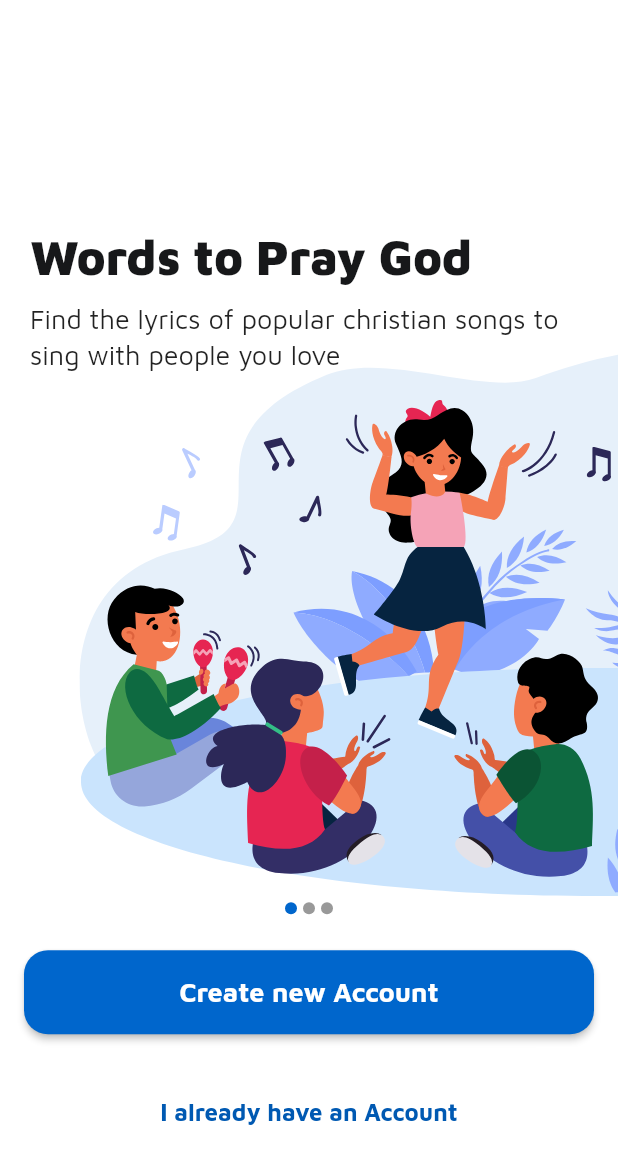
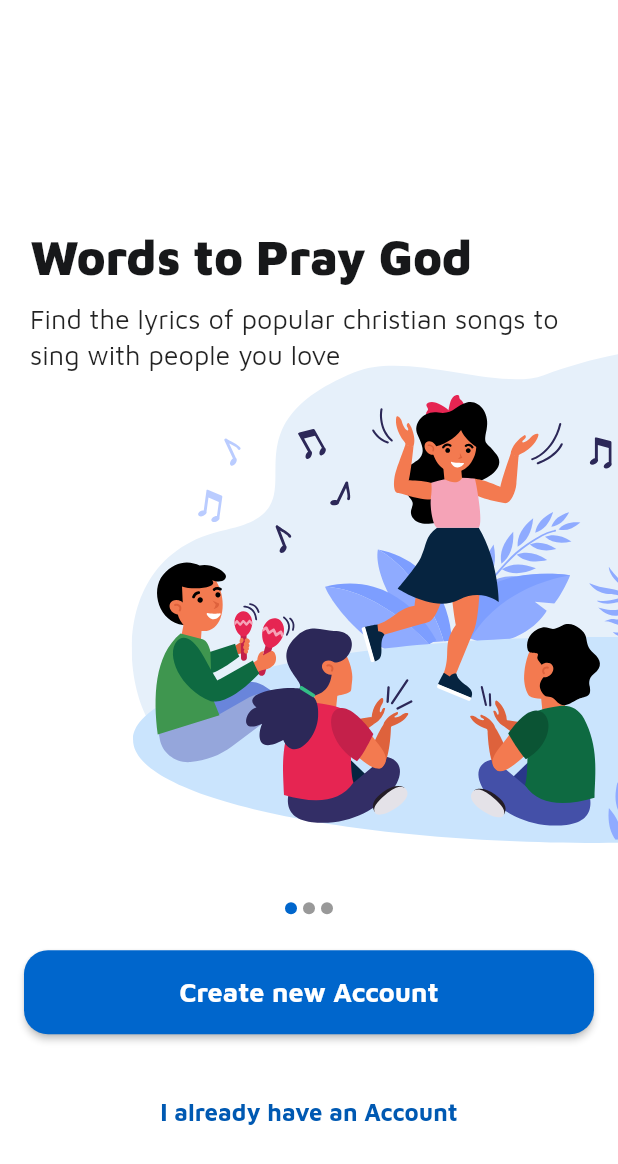
Before and after one commit to lapin7771n/worship-songs, a Flutter app: the screen it shows after launch, on a phone screen of 412 x 824 dp. Shown: the top 1164 px of the screen. Run offline on Flutter 3.47's test engine with Material 2 defaults, Android fonts, the phone set to English and light mode, and no system bars; drawn by our look-alikes of carousel_slider; our stand-ins replace flutter_svg.

Commit message:
OnBoarding adaptive on small screens

```diff
--- a/lib/screens/onboarding_screen.dart
+++ b/lib/screens/onboarding_screen.dart
@@ -89,13 +89,15 @@ class OnBoardingScreen extends StatelessWidget {
           ),
         ),
         Container(
+          height: MediaQuery.of(context).size.height * 0.4,
           transform: index != 2 ? Matrix4.translationValues(0, -15, 0) : null,
           child: Row(
-            mainAxisAlignment: getImageAlignment(index),
+            mainAxisSize: MainAxisSize.max,
+            mainAxisAlignment: getImageMainAxisAlignment(index),
             children: <Widget>[
               SvgPicture.asset(
                 texts['image'][index],
-                fit: BoxFit.cover,
+                alignment: getImageAlignment(index),
               ),
             ],
           ),
@@ -104,7 +106,7 @@ class OnBoardingScreen extends StatelessWidget {
     );
   }
 
-  MainAxisAlignment getImageAlignment(int index) {
+  MainAxisAlignment getImageMainAxisAlignment(int index) {
     switch (index) {
       case 0:
         return MainAxisAlignment.end;
@@ -115,4 +117,16 @@ class OnBoardingScreen extends StatelessWidget {
     }
     return MainAxisAlignment.center;
   }
+
+  Alignment getImageAlignment(int index) {
+    switch (index) {
+      case 0:
+        return Alignment.centerRight;
+      case 1:
+        return Alignment.centerLeft;
+      case 2:
+        return Alignment.center;
+    }
+    return Alignment.center;
+  }
 }
```
